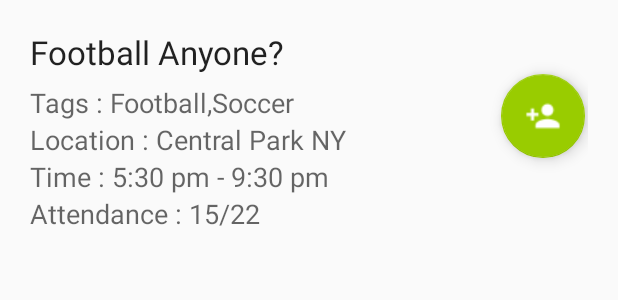
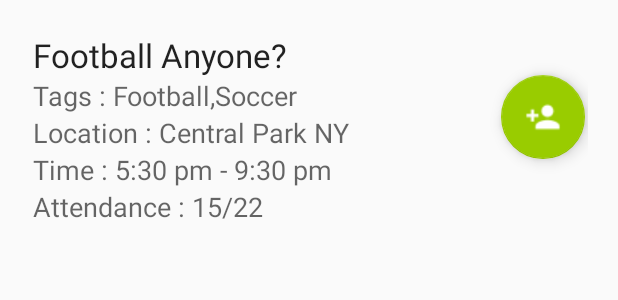
Before and after one commit to shahrushabh1290/TeamUp, an Android app: the layout row_card.xml on its own in the app's theme, with its tools: preview values and no code run, on a phone screen of 412 x 824 dp. Shown: the top 300 px of the screen. Run offline under Robolectric (Android 15) with nearby library versions, the phone set to English and light mode, and no system bars; network calls fail.

Commit message:
create event

```diff
--- a/app/src/main/res/layout/row_card.xml
+++ b/app/src/main/res/layout/row_card.xml
@@ -1,10 +1,17 @@
 <?xml version="1.0" encoding="utf-8"?>
-<RelativeLayout xmlns:android="http://schemas.android.com/apk/res/android"
+<RelativeLayout
+    android:layout_width="match_parent"
+    android:layout_height="match_parent"
+    xmlns:app="http://schemas.android.com/apk/res-auto"
+    android:orientation="horizontal"
+    android:layout_margin="20dp"
+    xmlns:android="http://schemas.android.com/apk/res/android">
+    <LinearLayout xmlns:android="http://schemas.android.com/apk/res/android"
         android:layout_width="match_parent"
         android:layout_height="match_parent"
         xmlns:app="http://schemas.android.com/apk/res-auto"
         android:orientation="vertical"
-    android:layout_margin="20dp">
+        android:layout_margin="2dp">
 
         <TextView
             android:id="@+id/card_eventTitle"
@@ -53,6 +60,9 @@
             android:layout_alignParentLeft="true"
             android:layout_alignParentStart="true" />
 
+
+    </LinearLayout>
+
     <android.support.design.widget.FloatingActionButton
         android:id="@+id/fab"
         android:layout_width="wrap_content"
@@ -61,10 +71,8 @@
         android:tint="@android:color/white"
         android:src="@drawable/person_add_18"
         app:backgroundTint="@android:color/holo_green_light"
-        android:layout_below="@+id/card_eventTitle"
         android:layout_alignParentRight="true"
         android:layout_alignParentEnd="true"
-        android:layout_marginRight="2dp"/>
-
-
+        android:layout_marginRight="2dp"
+        android:layout_marginTop="30dp"/>
 </RelativeLayout>
--- a/app/src/main/res/values/dimens.xml
+++ b/app/src/main/res/values/dimens.xml
@@ -3,4 +3,8 @@
     <dimen name="activity_horizontal_margin">16dp</dimen>
     <dimen name="activity_vertical_margin">16dp</dimen>
     <dimen name="fab_margin">16dp</dimen>
+    <dimen name="list_card_padding_left">1dp</dimen>
+    <dimen name="list_card_padding_right">1dp</dimen>
+    <dimen name="list_card_padding_bottom">2dp</dimen>
+    <dimen name="list_card_padding_top">2dp</dimen>
 </resources>
```
Also changed, not shown: app/src/main/java/com/teamup/teamup/CreateEvent.java (+59 -0 lines), app/src/main/java/com/teamup/teamup/MainActivity.java (+2 -52 lines). Lines whose indentation alone changed are shown as unchanged.
